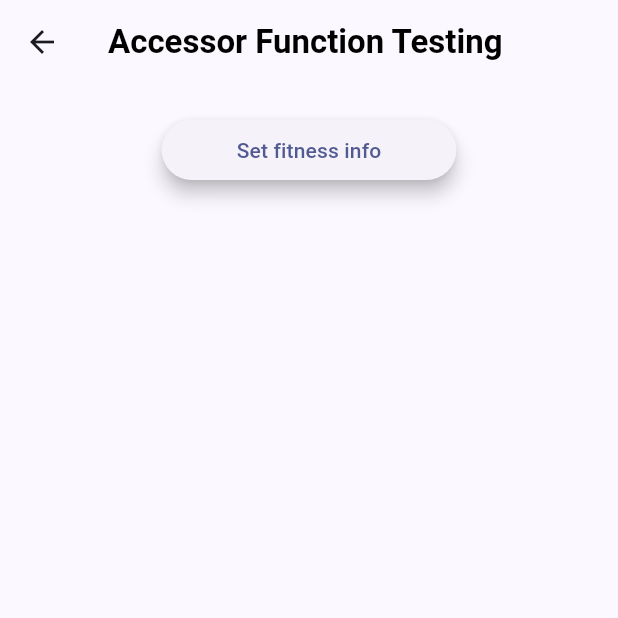
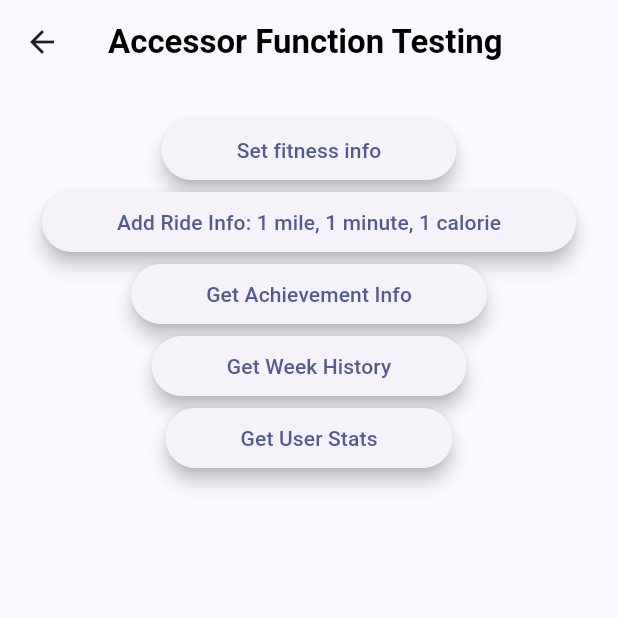
Before and after one commit to UCD-193AB-ws24/CycleGuardFrontend, a Flutter app: the TestingPage screen opened directly, on a phone screen of 412 x 824 dp, the top half of it. Run offline on Flutter 3.47's test engine with Material 3 defaults, Android fonts, the phone set to English and light mode, and no system bars; our stand-ins replace fl_chart, fluttertoast, get, google_fonts, smooth_page_indicator; missing offline and left inert: dart:ffi.

Commit message:
Achievements and Dummy Stats
* Add... everything?

* Reset host to Cloud Run, from ngrok. Whoops!

* Fix typos!

```diff
--- /dev/null
+++ b/lib/data/achievements_accessor.dart
@@ -0,0 +1,42 @@
+import 'dart:convert';
+
+import 'package:cycle_guard_app/auth/requests_util.dart';
+class AchievementInfoAccessor {
+  AchievementInfoAccessor._();
+
+  static Future<AchievementInfo> getAchievementInfo() async {
+    final response = await RequestsUtil.getWithToken("/achievements/getAchievements");
+
+    if (response.statusCode == 200) {
+      print(response.body);
+      throw Exception("TODO: implement JSON parsing. Look at health_info_accessor and user_stats_accessor for an example");
+      return AchievementInfo.fromJson(jsonDecode(response.body) as Map<String, dynamic>);
+    } else {
+      throw Exception('Failed to get achievement info');
+    }
+  }
+}
+
+// TODO: change to Achievement Info variables. May need a separate "AchievementProgress" class, per achievement ID
+class AchievementInfo {
+  final int heightInches;
+  final int weightPounds;
+  final int ageYears;
+
+  const AchievementInfo({required this.heightInches, required this.weightPounds, required this.ageYears});
+
+  factory AchievementInfo.fromJson(Map<String, dynamic> json) {
+    return switch (json) {
+      {
+        "heightInches": int heightInches,
+        "weightPounds": int weightPounds,
+        "ageYears": int ageYears
+      } => AchievementInfo(
+        heightInches: heightInches,
+        weightPounds: weightPounds,
+        ageYears: ageYears
+      ),
+      _ => throw const FormatException("failed to load HealthInfo"),
+    };
+  }
+}
--- /dev/null
+++ b/lib/data/submit_ride_service.dart
@@ -0,0 +1,32 @@
+import 'dart:convert';
+
+import 'package:cycle_guard_app/auth/requests_util.dart';
+class SubmitRideService {
+  SubmitRideService._();
+
+  static Future<void> addRide(RideInfo rideInfo) async {
+    final body = rideInfo.toJson();
+    final response = await RequestsUtil.postWithToken("/rides/addRide", body);
+
+    if (response.statusCode == 200) {
+      return;
+    } else {
+      throw Exception('Failed to update CycleCoins');
+    }
+  }
+
+  static Future<void> addRideRaw(double distance, double calories, double time) async {
+    await addRide(new RideInfo(distance, calories, time));
+  }
+}
+
+class RideInfo {
+  double distance;
+  double calories;
+  double time;
+
+
+
+  RideInfo(this.distance, this.calories, this.time);
+  Map<String, String> toJson() => {'distance': "$distance", 'calories': "$calories", 'time': "$time"};
+}
--- /dev/null
+++ b/lib/data/user_stats_accessor.dart
@@ -0,0 +1,62 @@
+import 'dart:convert';
+
+import 'package:cycle_guard_app/auth/requests_util.dart';
+class UserStatsAccessor {
+  UserStatsAccessor._();
+
+  static Future<UserStats> getUserStats() async {
+    final response = await RequestsUtil.getWithToken("/user/getStats");
+
+    if (response.statusCode == 200) {
+      return UserStats.fromJson(jsonDecode(response.body) as Map<String, dynamic>);
+    } else {
+      throw Exception('Failed to get user stats');
+    }
+  }
+}
+
+class UserStats {
+  final String username;
+  final int accountCreationTime;
+  final double totalDistance, totalTime;
+  final int lastRideDay;
+  final int rideStreak, bestStreak;
+
+  const UserStats({
+    required this.username,
+    required this.accountCreationTime,
+    required this.totalDistance,
+    required this.totalTime,
+    required this.lastRideDay,
+    required this.rideStreak,
+    required this.bestStreak
+  });
+
+  factory UserStats.fromJson(Map<String, dynamic> json) {
+    return switch (json) {
+      {
+        "username": String username,
+        "accountCreationTime": int accountCreationTime,
+        "totalDistance": String totalDistance,
+        "totalTime": String totalTime,
+        "lastRideDay": int lastRideDay,
+        "rideStreak": int rideStreak,
+        "bestStreak": int bestStreak
+      } => UserStats(
+        username: username,
+        accountCreationTime: accountCreationTime,
+        totalDistance: double.parse(totalDistance),
+        totalTime: double.parse(totalTime),
+        lastRideDay: lastRideDay,
+        rideStreak: rideStreak,
+        bestStreak: bestStreak
+      ),
+      _ => throw const FormatException("failed to load UserStats"),
+    };
+  }
+
+  @override
+  String toString() {
+    return 'UserStats{username: $username, accountCreationTime: $accountCreationTime, totalDistance: $totalDistance, totalTime: $totalTime, lastRideDay: $lastRideDay, rideStreak: $rideStreak, bestStreak: $bestStreak}';
+  }
+}
--- /dev/null
+++ b/lib/data/week_history_accessor.dart
@@ -0,0 +1,42 @@
+import 'dart:convert';
+
+import 'package:cycle_guard_app/auth/requests_util.dart';
+class WeekHistoryAccessor {
+  WeekHistoryAccessor._();
+
+  static Future<WeekHistory> getWeekHistory() async {
+    final response = await RequestsUtil.getWithToken("/history/getWeekHistory");
+
+    if (response.statusCode == 200) {
+      print(response.body);
+      throw Exception("TODO: implement JSON parsing. Look at health_info_accessor and user_stats_accessor for an example");
+      // return WeekHistory.fromJson(jsonDecode(response.body) as Map<String, dynamic>);
+    } else {
+      throw Exception('Failed to get health info');
+    }
+  }
+}
+
+// TODO: change to Week History variables. May need to create a separate "DayHistory" class.
+class WeekHistory {
+  final int heightInches;
+  final int weightPounds;
+  final int ageYears;
+
+  const WeekHistory({required this.heightInches, required this.weightPounds, required this.ageYears});
+
+  factory WeekHistory.fromJson(Map<String, dynamic> json) {
+    return switch (json) {
+      {
+        "heightInches": int heightInches,
+        "weightPounds": int weightPounds,
+        "ageYears": int ageYears
+      } => WeekHistory(
+        heightInches: heightInches,
+        weightPounds: weightPounds,
+        ageYears: ageYears
+      ),
+      _ => throw const FormatException("failed to load HealthInfo"),
+    };
+  }
+}
--- a/lib/pages/feature_testing.dart
+++ b/lib/pages/feature_testing.dart
@@ -1,4 +1,8 @@
+import 'package:cycle_guard_app/data/achievements_accessor.dart';
 import 'package:cycle_guard_app/data/health_info_accessor.dart';
+import 'package:cycle_guard_app/data/submit_ride_service.dart';
+import 'package:cycle_guard_app/data/user_stats_accessor.dart';
+import 'package:cycle_guard_app/data/week_history_accessor.dart';
 import 'package:flutter/material.dart';
 import 'package:provider/provider.dart';
 
@@ -85,6 +89,38 @@ class TestingPage extends StatelessWidget {
       },
     );
   }
+
+  Future<void> _addRideInfo() async {
+    final distance = 1.0;
+    final calories = 1.0;
+    final time = 1.0;
+    SubmitRideService.addRideRaw(distance, calories, time);
+
+    print("Successfully added ride info!");
+  }
+
+  Future<void> _getAchievementInfo() async {
+    final achievementInfo = await AchievementInfoAccessor.getAchievementInfo();
+
+    print(achievementInfo);
+
+    print("Successfully retrieved achievement info!");
+  }
+
+  Future<void> _getUserStats() async {
+    final userStats = await UserStatsAccessor.getUserStats();
+    print(userStats);
+
+    print("Successfully retrieved user stats!");
+  }
+
+  Future<void> _getWeekHistory() async {
+    final weekHistory = await WeekHistoryAccessor.getWeekHistory();
+    print(weekHistory);
+
+    print("Successfully retrieved week history!");
+  }
+
   @override
   Widget build(BuildContext context) {
     final appState = Provider.of<MyAppState>(context);
@@ -105,6 +141,38 @@ class TestingPage extends StatelessWidget {
                   ),
                   child: Text("Set fitness info"),
                 ),
+                ElevatedButton(
+                  onPressed: () => _addRideInfo(),
+                  style: ElevatedButton.styleFrom(
+                    elevation: 5,
+                    padding: EdgeInsets.symmetric(horizontal: 50, vertical: 10),
+                  ),
+                  child: Text("Add Ride Info: 1 mile, 1 minute, 1 calorie"),
+                ),
+                ElevatedButton(
+                  onPressed: () => _getAchievementInfo(),
+                  style: ElevatedButton.styleFrom(
+                    elevation: 5,
+                    padding: EdgeInsets.symmetric(horizontal: 50, vertical: 10),
+                  ),
+                  child: Text("Get Achievement Info"),
+                ),
+                ElevatedButton(
+                  onPressed: () => _getWeekHistory(),
+                  style: ElevatedButton.styleFrom(
+                    elevation: 5,
+                    padding: EdgeInsets.symmetric(horizontal: 50, vertical: 10),
+                  ),
+                  child: Text("Get Week History"),
+                ),
+                ElevatedButton(
+                  onPressed: () => _getUserStats(),
+                  style: ElevatedButton.styleFrom(
+                    elevation: 5,
+                    padding: EdgeInsets.symmetric(horizontal: 50, vertical: 10),
+                  ),
+                  child: Text("Get User Stats"),
+                ),
               ],
             ),
           ),
```
